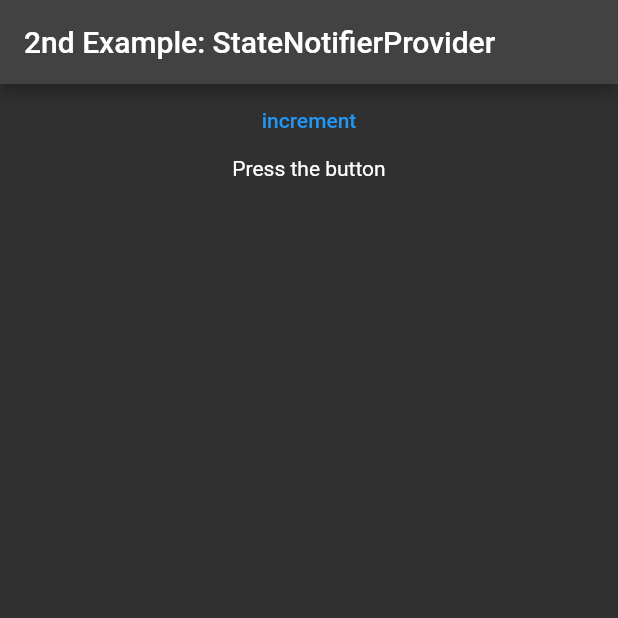
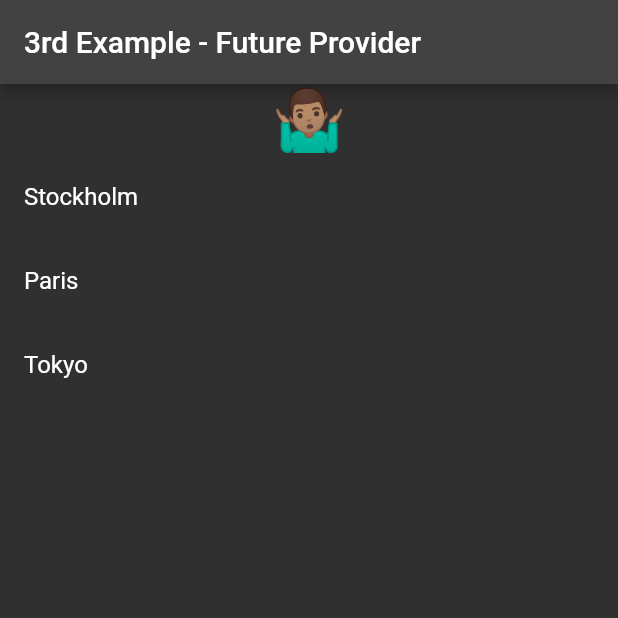
Before and after one commit to BrunoCodeman/riverpod_course_by_Vandad_Nahavandipoor, a Flutter app: the screen it shows after launch, on a phone screen of 412 x 824 dp, the top half of it. Run offline on Flutter 3.47's test engine with Material 2 defaults, Android fonts, the phone set to English and light mode, and no system bars; our stand-ins replace hooks_riverpod.

Commit message:
3rd example

```diff
--- a/lib/main.dart
+++ b/lib/main.dart
@@ -1,6 +1,7 @@
 import 'package:flutter/material.dart';
 import 'package:hooks_riverpod/hooks_riverpod.dart';
 import 'package:riverpod_course/first_example.dart';
+import 'package:riverpod_course/third_example.dart';
 
 import 'second_example.dart';
 
@@ -33,7 +34,8 @@ class MyApp extends StatelessWidget {
       ),
       home:
           //const FirstExample(),
-          const SecondExample(),
+          //const SecondExample(),
+          const ThirdExample(),
     );
   }
 }
--- /dev/null
+++ b/lib/third_example.dart
@@ -0,0 +1,77 @@
+import 'package:flutter/material.dart';
+import 'package:hooks_riverpod/hooks_riverpod.dart';
+
+enum City {
+  Stockholm,
+  Paris,
+  Tokyo,
+}
+
+typedef WeatherEmoji = String;
+Future<WeatherEmoji> getWeather(City city) {
+  return Future.delayed(const Duration(seconds: 1),
+      () => {City.Stockholm: '❅', City.Paris: '⛈', City.Tokyo: '💨'}[city]!);
+}
+
+const unknownWeatherEmoji = "🤷🏽‍♂️";
+
+//Will be read by the UI
+final weatherProvider = FutureProvider<WeatherEmoji>(
+  (ref) {
+    final city = ref.watch(currentCityProvider);
+    if (city != null) {
+      return getWeather(city);
+    } else {
+      return unknownWeatherEmoji;
+    }
+  },
+);
+
+//UI writes to and reads from this provider
+final currentCityProvider = StateProvider<City?>(
+  (ref) => null,
+);
+
+class ThirdExample extends ConsumerWidget {
+  const ThirdExample({super.key});
+
+  @override
+  Widget build(BuildContext context, WidgetRef ref) {
+    final currentWeather = ref.watch(weatherProvider);
+    return Scaffold(
+        appBar: AppBar(
+          title: const Text("3rd Example - Future Provider"),
+        ),
+        body: Column(
+          children: [
+            currentWeather.when(
+              data: (data) => Text(
+                data,
+                style: const TextStyle(fontSize: 40),
+              ),
+              error: (error, stackTrace) =>
+                  Text("${error.toString()} - ${stackTrace.toString()})"),
+              loading: () => const Padding(
+                padding: EdgeInsets.all(8.0),
+                child: CircularProgressIndicator(),
+              ),
+            ),
+            Expanded(
+              child: ListView.builder(
+                  itemCount: City.values.length,
+                  itemBuilder: (context, index) {
+                    final city = City.values[index];
+                    final provider = ref.watch(currentCityProvider);
+                    final isSelected = city == provider;
+                    return ListTile(
+                      title: Text(city.name),
+                      trailing: isSelected ? const Icon(Icons.check) : null,
+                      onTap: () =>
+                          ref.read(currentCityProvider.notifier).state = city,
+                    );
+                  }),
+            ),
+          ],
+        ));
+  }
+}
```
